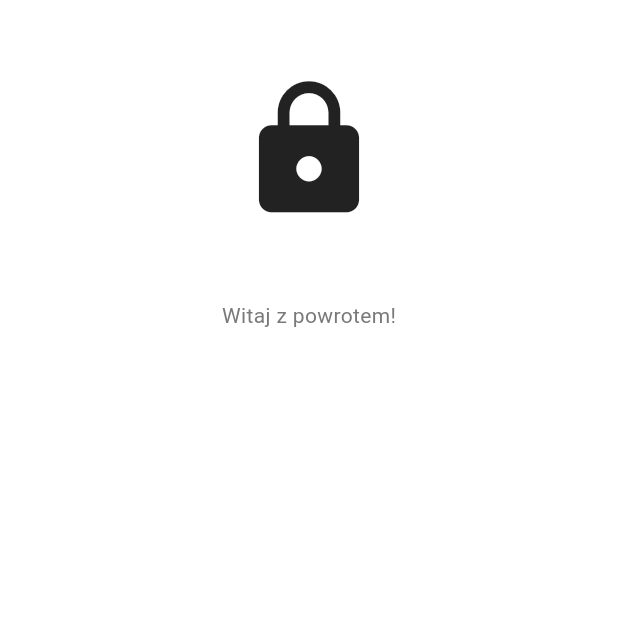
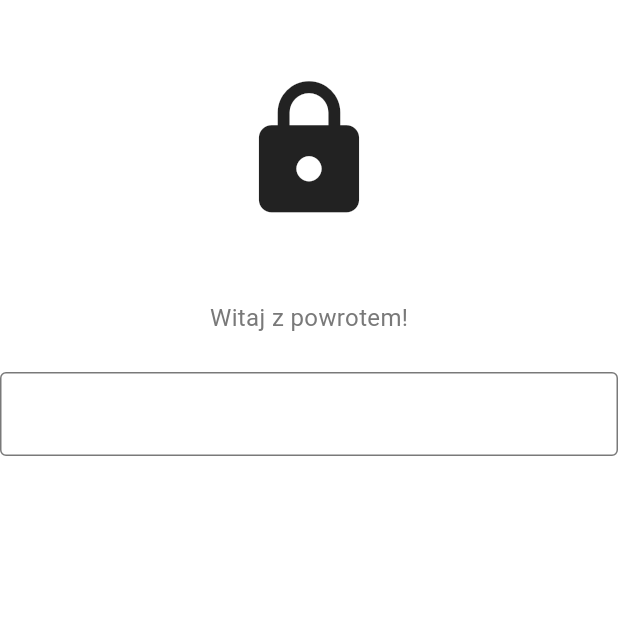
Before and after one commit to jarek420/IPZ, a Flutter app: the screen it shows after launch, on a phone screen of 412 x 824 dp, the top half of it. Run offline on Flutter 3.47's test engine with Material 3 defaults, Android fonts, the phone set to English and light mode, and no system bars.

Commit message:
Adding some fram decoration

```diff
--- a/ipz_parkinghunter/lib/Pages/login_view.dart
+++ b/ipz_parkinghunter/lib/Pages/login_view.dart
@@ -8,10 +8,10 @@ class LoginPage extends StatelessWidget
   Widget build(BuildContext context)
   {
     // Interface name user widget
-    return Scaffold
+    return const Scaffold
     (
-      backgroundColor: const Color.fromARGB(255, 255, 255, 255),
-      body: const SafeArea(
+      backgroundColor: Color.fromARGB(255, 255, 255, 255),
+      body: SafeArea(
         child: Center(
           child: Column(
             children: [
@@ -27,9 +27,23 @@ class LoginPage extends StatelessWidget
 
                // Welcome back notification
                Text('Witaj z powrotem!',
-               style: TextStyle(color: Color.fromARGB(255, 121, 121, 121)),
-               )
+               style: TextStyle(color: Color.fromARGB(255, 121, 121, 121),
+               fontSize: 16,),
+               ),
 
+               SizedBox(height: 25),
+
+              // Login textfield with a frame decoration that changes after we click on em
+               TextField(
+                decoration: InputDecoration(
+                  enabledBorder: OutlineInputBorder(
+                    borderSide: BorderSide(color: Color.fromARGB(255, 121, 121, 121)),
+                  ),
+                  focusedBorder: OutlineInputBorder(
+                    borderSide: BorderSide(color: Colors.black),
+                  ),
+                ),
+               ),
             ],
             ),
         ),
```
